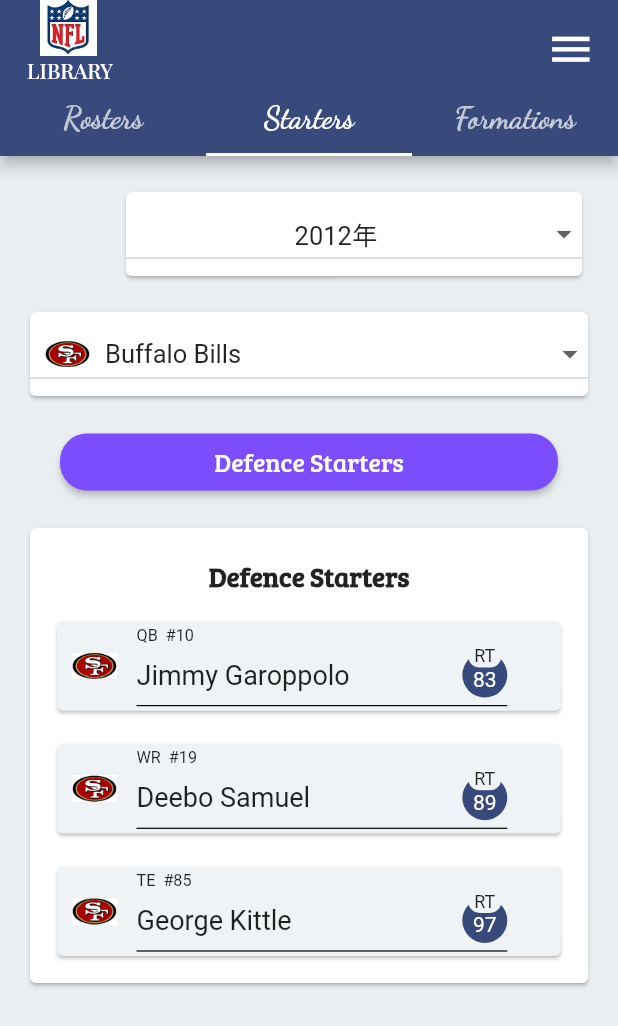
After one commit to toshi1023/nfl-library-app, a Flutter app: the TeamsPage screen opened by its route, tab 2 chosen, after a tap on "Offence Starters", on a phone screen of 412 x 824 dp. The commit adds this screen. Shown: the top 1026 px of the screen. Run offline on Flutter 3.47's test engine with Material 2 defaults, Android fonts, the phone set to English and light mode, and no system bars; our stand-ins replace flutter_riverpod; project files that could hold a hidden picture were left out.

Commit message:
rostersの改称 & startersの実装

```diff
--- /dev/null
+++ b/lib/components/results/teams/change_button.dart
@@ -0,0 +1,45 @@
+/// オフェンスとディフェンスの切り替えを実行する
+
+import 'package:flutter/material.dart';
+import '../../../configs/const.dart';
+
+class ChangeButton extends StatelessWidget {
+  final int odflg;
+  final Function callback;
+  const ChangeButton({Key? key, required this.odflg, required this.callback}) : super(key: key);
+
+  @override
+  Widget build(BuildContext context) {
+    return Padding(
+      padding: const EdgeInsets.only(left: AppNum.cardPadding * 2, right: AppNum.cardPadding * 2),
+      child: ElevatedButton(
+        onPressed: () {
+          // オフェンスとディフェンスを切り替え
+          callback();
+        },
+        style: ElevatedButton.styleFrom(
+          padding: const EdgeInsets.only(
+              top: AppNum.buttonPadding * 0.15, bottom: AppNum.buttonPadding * 0.15
+          ),
+          primary: Colors.deepPurpleAccent, //ボタンの背景色
+          shape: const RoundedRectangleBorder(
+            // ボタンの形に丸みをおびせる
+            borderRadius: BorderRadius.all(Radius.circular(18.0)),
+          ),
+        ),
+        child: Row(
+          mainAxisAlignment: MainAxisAlignment.center,
+          children: <Widget> [
+            Text(
+              odflg == 0 ? 'Offence Starters' : 'Defence Starters',
+              style: const TextStyle(
+                fontSize: 17,
+                fontFamily: 'Bree_Serif'
+              ),
+            ),
+          ],
+        ),
+      ),
+    );
+  }
+}
--- /dev/null
+++ b/lib/components/results/teams/rosters.dart
@@ -0,0 +1,182 @@
+/// ロスターを表示するコンポーネント
+
+import 'package:flutter/cupertino.dart';
+import 'package:flutter/material.dart';
+import '../../../configs/const.dart';
+import '../../../domain/player.dart';
+import '../../common/search_selectbox/team_select_box.dart';
+import '../../common/search_selectbox/year_select_box.dart';
+
+class Rosters extends StatelessWidget {
+  // 選手一覧のデータ格納用変数
+  final List<Player> players;
+
+  @override
+  const Rosters({Key? key, required this.players}) : super(key: key);
+
+  @override
+  Widget build(BuildContext context) {
+    final double containerWidth;
+    // 検索用ドロップダウンリストのレイアウト設定
+    const double selectBoxHeight = AppNum.cardPadding / 5;
+
+    containerWidth = MediaQuery.of(context).size.width * 0.6;
+
+    // SingleChildScrollViewで高さ指定が必要
+    return SingleChildScrollView(
+      child: Center(
+        child: Column(
+          mainAxisAlignment: MainAxisAlignment.spaceAround,
+          children: <Widget> [
+            Padding(
+              padding: const EdgeInsets.all(AppNum.cardPadding),
+              child: Column(
+                children: [
+
+                  // 年代のドロップダウンリスト
+                  Padding(
+                    padding: const EdgeInsets.only(left: AppNum.cardPadding * 3),
+                    child: Card(
+                      child: Padding(
+                        padding: const EdgeInsets.only(top: selectBoxHeight, bottom: selectBoxHeight),
+                        child: YearSelectBox(),
+                      ),
+                    ),
+                  ),
+
+                  // チームのドロップダウンリスト
+                  const Card(
+                      margin: EdgeInsets.only(top: AppNum.cardMargin),
+                      child: Padding(
+                        padding: EdgeInsets.only(top: selectBoxHeight, bottom: selectBoxHeight),
+                        child: TeamSelectBox(),
+                      )
+                  ),
+                ],
+              ),
+            ),
+            Card(
+              margin: const EdgeInsets.all(AppNum.cardMargin),
+              child: ListView.builder( // ListViewはスクロールが自動でつく
+                // スクロールする要素の中(SingleChildScrollView)にスクロールする要素(ListView)を追加してしまうと、
+                // ListViewがどっちのスクロールに高さを合わせればいいか分からなくなるため、エラーを発生させる
+
+                // 要素の高さに合わせてどうこう調整してくれるもの
+                shrinkWrap: true,
+                physics: const NeverScrollableScrollPhysics(),
+
+                itemCount: players.length,
+                itemBuilder: (context, index) {
+                  final data = players[index];
+                  return Padding(
+                    padding: index == (players.length - 1) ?
+                    // 最後だけ
+                    const EdgeInsets.all(AppNum.cardPadding * 0.7)
+                        :
+                    // 最初から最後の1つ手前まで
+                    const EdgeInsets.only(top: AppNum.cardPadding * 0.7, left: AppNum.cardPadding * 0.7, right: AppNum.cardPadding * 0.7),
+                    child: InkWell(
+                      onTap: () {
+                        Navigator.of(context).pushNamed("/player_detail", arguments: data);
+                      },
+                      child: Card(
+                        color: AppColor.subColor,
+                        child: Row(
+                          children: [
+                            Container(
+                              margin: const EdgeInsets.all(10),
+                              child: Image.asset(
+                                data.imageFile,
+                                width: AppNum.dropDownListImageSize,
+                              ),
+                            ),
+                            Column(
+                              crossAxisAlignment: CrossAxisAlignment.start,
+                              children: <Widget> [
+                                Padding(
+                                  padding: const EdgeInsets.only(top: AppNum.resultsNamePadding, left: AppNum.resultsNamePadding, right: AppNum.resultsNamePadding),
+                                  child: Text(
+                                    '${data.position}  #${data.number}',
+                                    style: const TextStyle(
+                                        fontSize: AppNum.resultsNameFontSize * 0.6
+                                    ),
+                                  ),
+                                ),
+                                Padding(
+                                  padding: const EdgeInsets.only(bottom: AppNum.resultsNamePadding, left: AppNum.resultsNamePadding, right: AppNum.resultsNamePadding),
+                                  child: Container(
+                                    width: containerWidth,
+                                    decoration: const BoxDecoration(
+                                        border: Border(bottom: BorderSide(
+                                          color: Colors.black,
+                                          width: 0.8,
+                                        ))
+                                    ),
+                                    child: Row(
+                                      mainAxisAlignment: MainAxisAlignment.spaceBetween,  // これで左寄せと右寄せを実現
+                                      children: <Widget> [
+                                        Text(
+                                          data.name,
+                                          style: const TextStyle(
+                                              fontSize: AppNum.resultsNameFontSize
+                                          ),
+                                        ),
+
+                                        // Ratingsのデザイン
+                                        Container(
+                                          width: 30.0,
+                                          height: 40.0,
+                                          decoration: const BoxDecoration(
+                                            color: AppColor.mainColor,
+                                            shape: BoxShape.circle,
+                                          ),
+                                          child: Column(
+                                            children: [
+                                              Container(
+                                                width: 22,
+                                                height: 15,
+                                                decoration: BoxDecoration(
+                                                  color: AppColor.subColor,
+                                                  borderRadius: BorderRadius.circular(10),
+                                                ),
+                                                child: const Center(
+                                                  child: Text(
+                                                    'RT',
+                                                    style: TextStyle(
+                                                        fontSize: 12
+                                                    ),
+                                                  ),
+                                                ),
+                                              ),
+                                              Center(
+                                                child: Text(
+                                                  data.rating.toString(),
+                                                  style: const TextStyle(
+                                                      color: Colors.white
+                                                  ),
+                                                )
+                                              ),
+                                            ],
+                                          ),
+                                        )
+                                      ],
+                                    ),
+                                  ),
+                                )
+                              ],
+                            )
+                          ],
+                        ),
+                      ),
+                    ),
+                  );
+                },
+              ),
+            )
+
+          ],
+        ),
+      ),
+    );
+  }
+}
--- /dev/null
+++ b/lib/components/results/teams/starters.dart
@@ -0,0 +1,224 @@
+/// ロスターを表示するコンポーネント
+
+import 'package:flutter/cupertino.dart';
+import 'package:flutter/material.dart';
+import '../../../configs/const.dart';
+import '../../../domain/player.dart';
+import '../../common/search_selectbox/team_select_box.dart';
+import '../../common/search_selectbox/year_select_box.dart';
+import './change_button.dart';
+
+class Starters extends StatefulWidget {
+  // 選手一覧のデータ格納用変数
+  final List<Player> players;
+
+  const Starters({Key? key, required this.players}) : super(key: key);
+
+  @override
+  _StartersState createState() => _StartersState();
+}
+
+class _StartersState extends State<Starters> {
+  int _odflg = 0;
+
+  @override
+  void initState() {
+    super.initState();
+  }
+
+  @override
+  Widget build(BuildContext context) {
+    final double containerWidth;
+    // 検索用ドロップダウンリストのレイアウト設定
+    const double selectBoxHeight = AppNum.cardPadding / 5;
+
+    containerWidth = MediaQuery.of(context).size.width * 0.6;
+
+    final List<Player> players = widget.players;
+
+    // SingleChildScrollViewで高さ指定が必要
+    return SingleChildScrollView(
+      child: Center(
+        child: Column(
+          mainAxisAlignment: MainAxisAlignment.spaceAround,
+          children: <Widget> [
+            Padding(
+              padding: const EdgeInsets.all(AppNum.cardPadding),
+              child: Column(
+                children: [
+
+                  // 年代のドロップダウンリスト
+                  Padding(
+                    padding: const EdgeInsets.only(left: AppNum.cardPadding * 3),
+                    child: Card(
+                      child: Padding(
+                        padding: const EdgeInsets.only(top: selectBoxHeight, bottom: selectBoxHeight),
+                        child: YearSelectBox(),
+                      ),
+                    ),
+                  ),
+
+                  // チームのドロップダウンリスト
+                  const Card(
+                      margin: EdgeInsets.only(top: AppNum.cardMargin),
+                      child: Padding(
+                        padding: EdgeInsets.only(top: selectBoxHeight, bottom: selectBoxHeight),
+                        child: TeamSelectBox(),
+                      )
+                  ),
+                ],
+              ),
+            ),
+
+            // オフェンス・ディフェンス切り替えボタン
+            ChangeButton(
+              odflg: _odflg,
+              callback: () {
+                setState(() {
+                  _odflg = _odflg == 0 ? 1 : 0;
+                });
+              }
+            ),
+
+            Card(
+              margin: const EdgeInsets.all(AppNum.cardMargin),
+              child: Column(
+                children: [
+                  Padding(
+                    padding: const EdgeInsets.only(top: AppNum.cardPadding),
+                    child: Center(
+                      child: Text(
+                        _odflg == 0 ? 'Offence Starters' : 'Defence Starters',
+                        style: const TextStyle(
+                          fontSize: AppNum.resultsNameFontSize,
+                          fontFamily: 'Bree_Serif',
+                          fontWeight: FontWeight.bold
+                        ),
+                      ),
+                    ),
+                  ),
+                  ListView.builder( // ListViewはスクロールが自動でつく
+                    // スクロールする要素の中(SingleChildScrollView)にスクロールする要素(ListView)を追加してしまうと、
+                    // ListViewがどっちのスクロールに高さを合わせればいいか分からなくなるため、エラーを発生させる
+
+                    // 要素の高さに合わせてどうこう調整してくれるもの
+                    shrinkWrap: true,
+                    physics: const NeverScrollableScrollPhysics(),
+
+                    itemCount: players.length,
+                    itemBuilder: (context, index) {
+                      final data = players[index];
+                      return Padding(
+                        padding: index == (players.length - 1) ?
+                        // 最後だけ
+                        const EdgeInsets.all(AppNum.cardPadding * 0.7)
+                            :
+                        // 最初から最後の1つ手前まで
+                        const EdgeInsets.only(top: AppNum.cardPadding * 0.7, left: AppNum.cardPadding * 0.7, right: AppNum.cardPadding * 0.7),
+                        child: InkWell(
+                          onTap: () {
+                            Navigator.of(context).pushNamed("/player_detail", arguments: data);
+                          },
+                          child: Card(
+                            color: AppColor.subColor,
+                            child: Row(
+                              children: [
+                                Container(
+                                  margin: const EdgeInsets.all(10),
+                                  child: Image.asset(
+                                    data.imageFile,
+                                    width: AppNum.dropDownListImageSize,
+                                  ),
+                                ),
+                                Column(
+                                  crossAxisAlignment: CrossAxisAlignment.start,
+                                  children: <Widget> [
+                                    Padding(
+                                      padding: const EdgeInsets.only(top: AppNum.resultsNamePadding, left: AppNum.resultsNamePadding, right: AppNum.resultsNamePadding),
+                                      child: Text(
+                                        '${data.position}  #${data.number}',
+                                        style: const TextStyle(
+                                            fontSize: AppNum.resultsNameFontSize * 0.6
+                                        ),
+                                      ),
+                                    ),
+                                    Padding(
+                                      padding: const EdgeInsets.only(bottom: AppNum.resultsNamePadding, left: AppNum.resultsNamePadding, right: AppNum.resultsNamePadding),
+                                      child: Container(
+                                        width: containerWidth,
+                                        decoration: const BoxDecoration(
+                                            border: Border(bottom: BorderSide(
+                                              color: Colors.black,
+                                              width: 0.8,
+                                            ))
+                                        ),
+                                        child: Row(
+                                          mainAxisAlignment: MainAxisAlignment.spaceBetween,  // これで左寄せと右寄せを実現
+                                          children: <Widget> [
+                                            Text(
+                                              data.name,
+                                              style: const TextStyle(
+                                                  fontSize: AppNum.resultsNameFontSize
+                                              ),
+                                            ),
+
+                                            // Ratingsのデザイン
+                                            Container(
+                                              width: 30.0,
+                                              height: 40.0,
+                                              decoration: const BoxDecoration(
+                                                color: AppColor.mainColor,
+                                                shape: BoxShape.circle,
+                                              ),
+                                              child: Column(
+                                                children: [
+                                                  Container(
+                                                    width: 22,
+                                                    height: 15,
+                                                    decoration: BoxDecoration(
+                                                      color: AppColor.subColor,
+                                                      borderRadius: BorderRadius.circular(10),
+                                                    ),
+                                                    child: const Center(
+                                                      child: Text(
+                                                        'RT',
+                                                        style: TextStyle(
+                                                            fontSize: 12
+                                                        ),
+                                                      ),
+                                                    ),
+                                                  ),
+                                                  Center(
+                                                      child: Text(
+                                                        data.rating.toString(),
+                                                        style: const TextStyle(
+                                                            color: Colors.white
+                                                        ),
+                                                      )
+                                                  ),
+                                                ],
+                                              ),
+                                            )
+                                          ],
+                                        ),
+                                      ),
+                                    )
+                                  ],
+                                )
+                              ],
+                            ),
+                          ),
+                        ),
+                      );
+                    },
+                  ),
+                ],
+              ),
+            )
+
+          ],
+        ),
+      ),
+    );
+  }
+}
--- a/lib/pages/results/teams/player_detail_page.dart
+++ b/lib/pages/results/teams/player_detail_page.dart
@@ -3,7 +3,7 @@
 import 'package:flutter/cupertino.dart';
 import 'package:flutter/material.dart';
 import 'package:nfl_library/components/common/app_bar/app_back_bar.dart';
-import 'package:nfl_library/components/results/teams/players.dart';
+import 'package:nfl_library/components/results/teams/rosters.dart';
 import '../../../domain/player.dart';
 import '../../../configs/const.dart';
 
--- a/lib/pages/results/teams/teams_page.dart
+++ b/lib/pages/results/teams/teams_page.dart
@@ -3,9 +3,10 @@
 import 'package:flutter/cupertino.dart';
 import 'package:flutter/material.dart';
 import 'package:nfl_library/components/common/app_bar/app_main_bar.dart';
+import 'package:nfl_library/components/results/teams/starters.dart';
 import '../../../components/common/search_selectbox/year_select_box.dart';
 import '../../../components/common/search_selectbox/team_select_box.dart';
-import '../../../components/results/teams/players.dart';
+import '../../../components/results/teams/rosters.dart';
 import '../../../configs/const.dart';
 import '../../../domain/player.dart';
 
@@ -21,9 +22,6 @@ class TeamsPage extends StatelessWidget {
 
   @override
   Widget build(BuildContext context) {
-    // 検索用ドロップダウンリストのレイアウト設定
-    const double selectBoxHeight = AppNum.cardPadding / 5;
-
     final List<Player> rosters = [
       Player(
         'images/favorite_teams/San_Francisco_49ers_logo_mini.png',
@@ -99,39 +97,19 @@ class TeamsPage extends StatelessWidget {
               ),
             ),
             backgroundColor: AppColor.backColor,
-            body: SingleChildScrollView(
-              child: Center(
-                child: Column(
-                  mainAxisAlignment: MainAxisAlignment.spaceAround,
-                  children: <Widget> [
-                    Padding(
-                      padding: const EdgeInsets.all(AppNum.cardPadding),
-                      child: Column(
-                        children: [
-                          Padding(
-                            padding: const EdgeInsets.only(left: AppNum.cardPadding * 3),
-                            child: Card(
-                              child: Padding(
-                                padding: const EdgeInsets.only(top: selectBoxHeight, bottom: selectBoxHeight),
-                                child: YearSelectBox(),
-                              ),
-                            ),
-                          ),
-                          const Card(
-                              margin: EdgeInsets.only(top: AppNum.cardMargin),
-                              child: Padding(
-                                padding: EdgeInsets.only(top: selectBoxHeight, bottom: selectBoxHeight),
-                                child: TeamSelectBox(),
-                              )
-                          ),
-                        ],
-                      ),
-                    ),
-                    // ロスターを表示
-                    Players(players: rosters),
-                  ],
-                ),
-              ),
+            body: TabBarView(
+              children: tabs.map((Tab tab) {
+                if(tab.text == 'Rosters'){
+                  // ロスターを表示
+                  return Rosters(players: rosters);
+                }
+                if(tab.text == 'Starters'){
+                  // スターターを表示
+                  return Starters(players: rosters);
+                }
+                // ロスターを表示
+                return Rosters(players: rosters);
+              }).toList(),
             )
           );
       }),
--- a/pubspec.yaml
+++ b/pubspec.yaml
@@ -159,5 +159,10 @@ flutter:
         - asset: fonts/Bebas_Neue/BebasNeue-Regular.ttf
           weight: 100
 
+    - family: Bree_Serif
+      fonts:
+        - asset: fonts/Bree_Serif/BreeSerif-Regular.ttf
+          weight: 100
+
   # For details regarding fonts from package dependencies,
   # see https://flutter.dev/custom-fonts/#from-packages
```
Also changed, not shown: fonts/Bree_Serif/OFL.txt (added, +94 -0 lines), lib/components/results/teams/players.dart (deleted, +0 -141 lines), fonts/Bree_Serif/BreeSerif-Regular.ttf (added).
